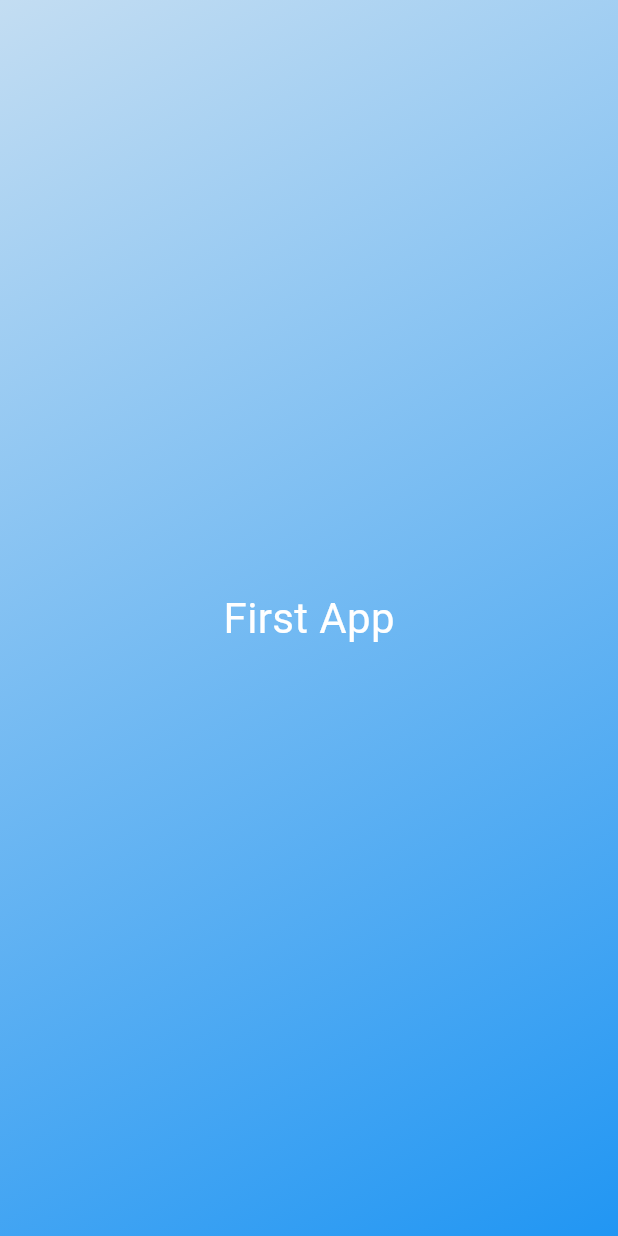
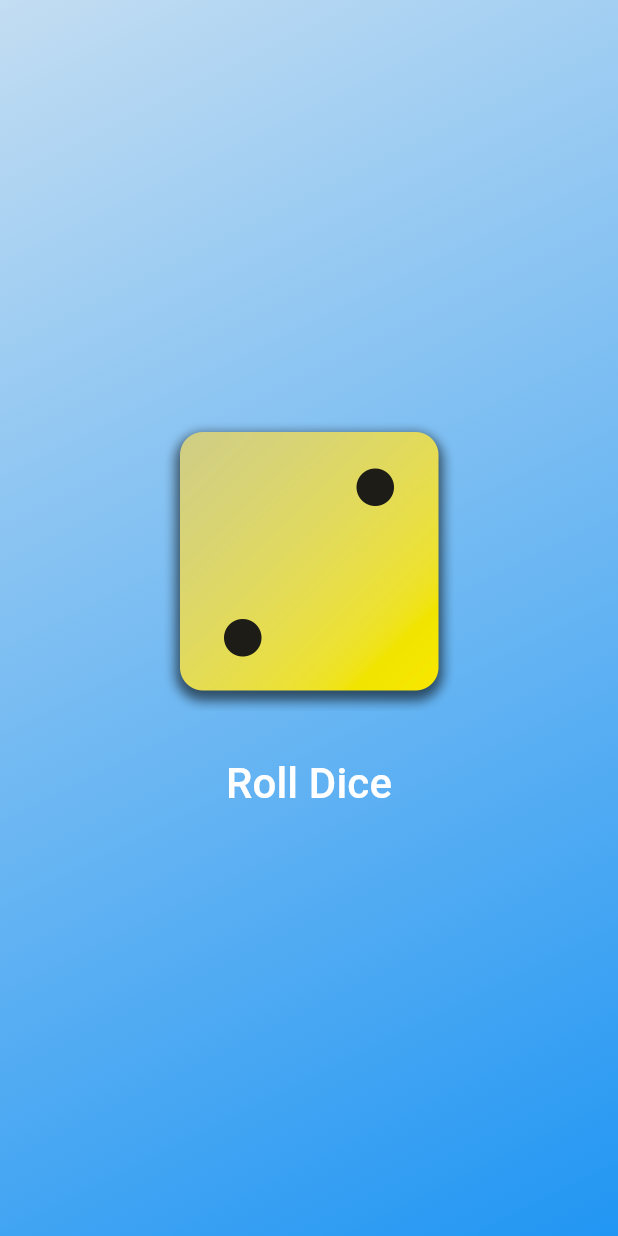
Before and after one commit to Hanzla50/Roll_Dice_App, a Flutter app: the screen it shows after launch, on a phone screen of 412 x 824 dp. Run offline on Flutter 3.47's test engine with Material 3 defaults, Android fonts, the phone set to English and light mode, and no system bars.

Commit message:
its completed

```diff
--- /dev/null
+++ b/lib/dice_roller.dart
@@ -0,0 +1,44 @@
+import 'package:flutter/material.dart';
+import 'dart:math';
+final randomizer = Random();
+
+class DiceRoller extends StatefulWidget {
+  const DiceRoller({super.key});
+  @override
+  State<DiceRoller> createState() {
+    return _DiceRollerState();
+  }
+}
+
+class _DiceRollerState extends State<DiceRoller> {
+
+  var currentDiceRoll = 2;
+
+  void rollDice() {
+
+    setState(() {
+      currentDiceRoll = randomizer.nextInt(6) + 1;
+    });
+  }
+
+  @override
+  Widget build(context) {
+    return Column(
+      mainAxisSize: MainAxisSize.min,
+      children: [
+        Image.asset(
+          'assets/images/dice-$currentDiceRoll.png',
+          width: 200,
+        ),
+        const SizedBox(height: 20),
+        TextButton(
+            onPressed: rollDice,
+            style: TextButton.styleFrom(foregroundColor: Colors.white),
+            child: const Text(
+              'Roll Dice',
+              style: TextStyle(fontSize: 28),
+            ))
+      ],
+    );
+  }
+}
--- a/lib/gradient_container.dart
+++ b/lib/gradient_container.dart
@@ -1,29 +1,30 @@
+import 'package:flutter/material.dart';
+import 'package:practice/dice_roller.dart';
+//import 'package:practice/style_text.dart';
 
-import 'package:flutter/material.dart';
-
+const startAlignment = Alignment.topLeft;
+const endAlignment = Alignment.bottomRight;
 
 class GradientContainer extends StatelessWidget {
-  const GradientContainer({super.key});
+  const GradientContainer(this.colors, {super.key});
+
+  final List<Color> colors;
+
 
 
   @override
   Widget build(context) {
     return Container(
-      decoration: const BoxDecoration(
+      decoration: BoxDecoration(
         gradient: LinearGradient(
-          colors: [Color.fromARGB(255, 195, 221, 242), Colors.blue],
-          begin: Alignment.topLeft,
-          end: Alignment.bottomRight,
+          colors: colors,
+          // colors: [Color.fromARGB(255, 195, 221, 242), Colors.blue],
+          begin: startAlignment,
+          end: endAlignment,
         ),
       ),
       child: const Center(
-        child: Text(
-          'First App',
-          style: TextStyle(
-            color: Colors.white,
-            fontSize: 28,
-          ),
-        ),
+          child: DiceRoller(),
       ),
     );
   }
--- a/lib/main.dart
+++ b/lib/main.dart
@@ -5,7 +5,7 @@ void main() {
   runApp(
     const MaterialApp(
       home: Scaffold(
-        body: GradientContainer(),
+        body: GradientContainer([Color.fromARGB(255, 195, 221, 242), Colors.blue]),
       ),
     ),
   );
--- /dev/null
+++ b/lib/style_text.dart
@@ -0,0 +1,18 @@
+import 'package:flutter/material.dart';
+
+class StyleText extends StatelessWidget{
+  const StyleText(this.text, {super.key});
+
+  final String text;
+
+  @override
+  Widget build(context){
+    return Text(
+          text,
+          style: const TextStyle(
+            color: Colors.white,
+            fontSize: 28,
+          ),
+        );
+  }
+}
--- a/pubspec.yaml
+++ b/pubspec.yaml
@@ -59,9 +59,9 @@ flutter:
   uses-material-design: true
 
   # To add assets to your application, add an assets section, like this:
-  # assets:
-  #   - images/a_dot_burr.jpeg
-  #   - images/a_dot_ham.jpeg
+  assets:
+    - assets/images/
+
 
   # An image asset can refer to one or more resolution-specific "variants", see
   # https://flutter.dev/assets-and-images/#resolution-aware
```
Also changed, not shown: assets/images/dice-1.png (added), assets/images/dice-2.png (added), assets/images/dice-3.png (added), assets/images/dice-4.png (added), assets/images/dice-5.png (added), assets/images/dice-6.png (added).
